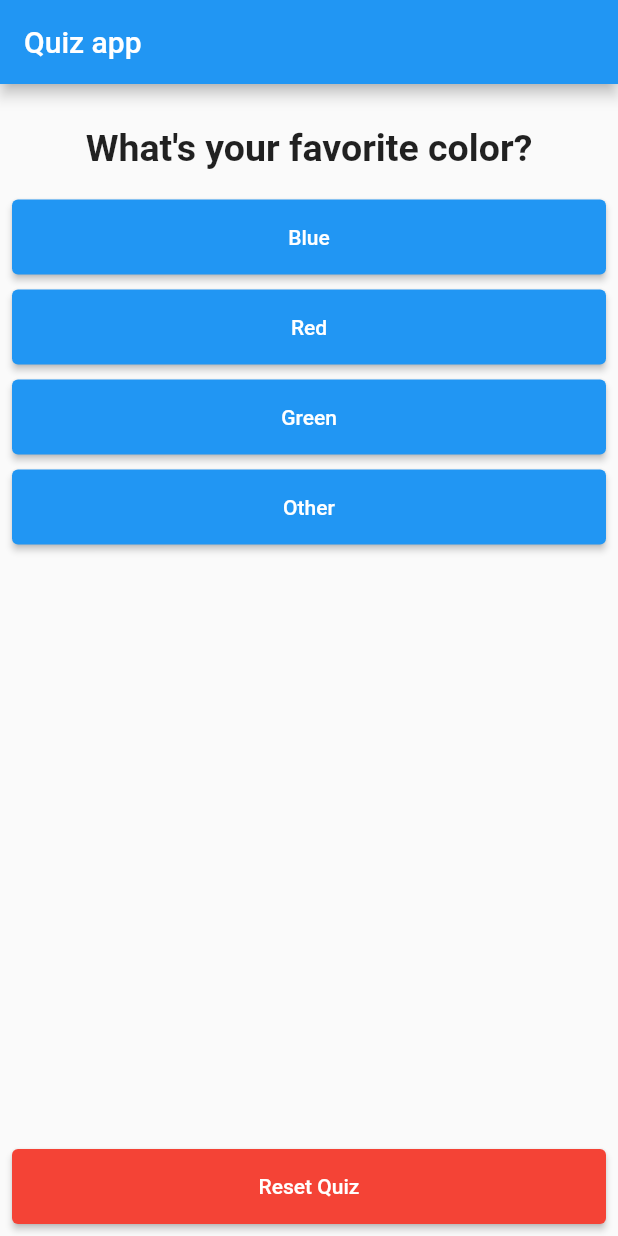
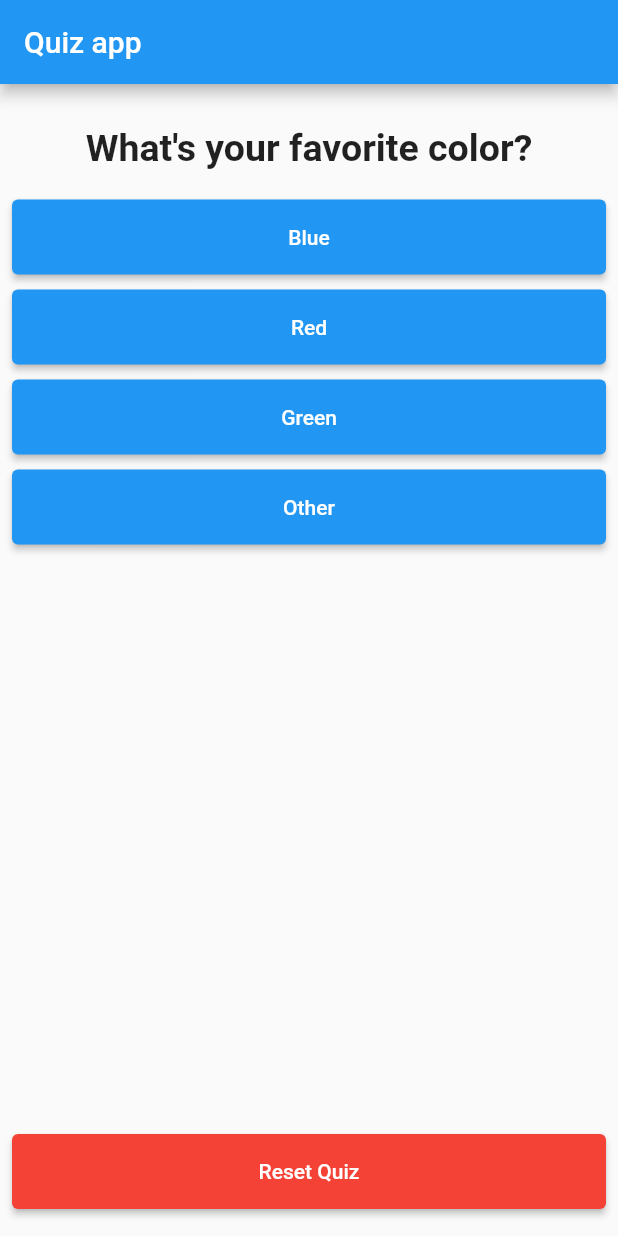
Before and after one commit to will-souza/quizapp, a Flutter app: the screen it shows after launch, on a phone screen of 412 x 824 dp. Run offline on Flutter 3.47's test engine with Material 2 defaults, Android fonts, the phone set to English and light mode, and no system bars.

Commit message:
removed marginBottom argument

```diff
--- a/lib/answer.dart
+++ b/lib/answer.dart
@@ -4,20 +4,18 @@ class Answer extends StatelessWidget {
   final Color buttonColor;
   final VoidCallback onPressed;
   final String answerText;
-  final double marginBottom;
 
   const Answer({
     super.key,
     required this.buttonColor,
     required this.onPressed,
     required this.answerText,
-    this.marginBottom = 10,
   });
 
   @override
   Widget build(BuildContext context) {
     return Container(
-      margin: EdgeInsets.only(bottom: marginBottom),
+      margin: const EdgeInsets.only(bottom: 10),
       child: ElevatedButton(
         onPressed: onPressed,
         style: ButtonStyle(
--- a/lib/main.dart
+++ b/lib/main.dart
@@ -80,7 +80,6 @@ class _MyAppState extends State<MyApp> {
                 buttonColor: Colors.red,
                 onPressed: _resetQuestions,
                 answerText: 'Reset Quiz',
-                marginBottom: 0,
               ),
             ],
           ),
```
